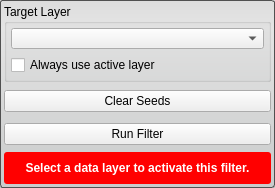
This is Interface/ToolInterface/NeighborhoodConnectedFilterInterface.ui in jessdtate/Seg3D as Qt 5 draws it before an edit. The edited form follows.
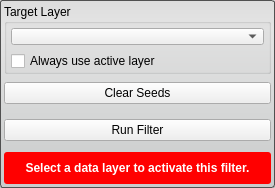
This is the edited form. Custom widgets are drawn as their Qt base class.

Commit message: updates to the Cmake files to remove warnings on Externals updated the SingleTargetTool so that it can handle setting the validity properly for tools and filters that have more than one required combobox. updated all the tool and filter UI's

What changed in the file:
```diff
--- a/Interface/ToolInterface/NeighborhoodConnectedFilterInterface.ui
+++ b/Interface/ToolInterface/NeighborhoodConnectedFilterInterface.ui
@@ -47,6 +47,18 @@
    </property>
    <item>
     <widget class="QGroupBox" name="target_groupbox_">
+     <property name="minimumSize">
+      <size>
+       <width>0</width>
+       <height>70</height>
+      </size>
+     </property>
+     <property name="maximumSize">
+      <size>
+       <width>16777215</width>
+       <height>70</height>
+      </size>
+     </property>
      <property name="title">
       <string>Target Layer</string>
      </property>
@@ -165,6 +177,12 @@
        <height>32</height>
       </size>
      </property>
+     <property name="maximumSize">
+      <size>
+       <width>16777215</width>
+       <height>32</height>
+      </size>
+     </property>
      <property name="styleSheet">
       <string notr="true">QLabel#message_{
 	color: white;
```
The commit also changes 34 other files.
